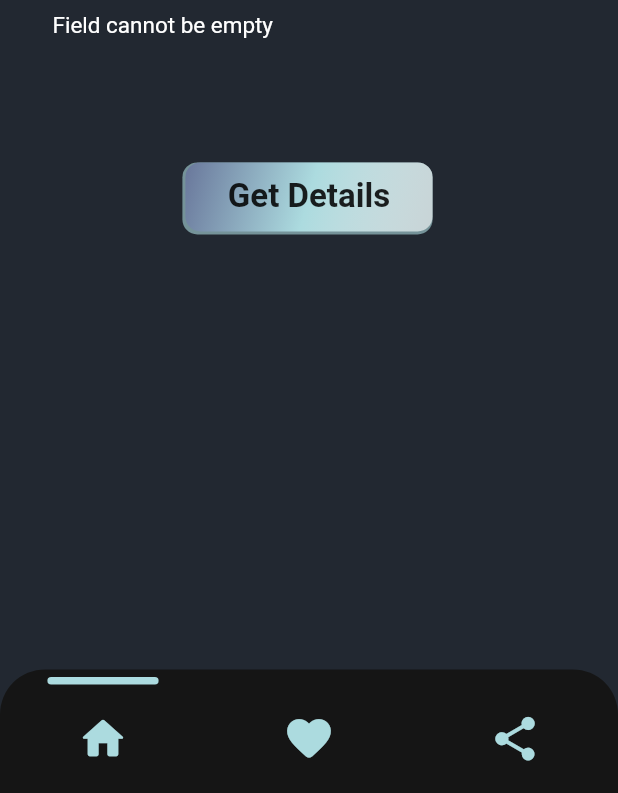
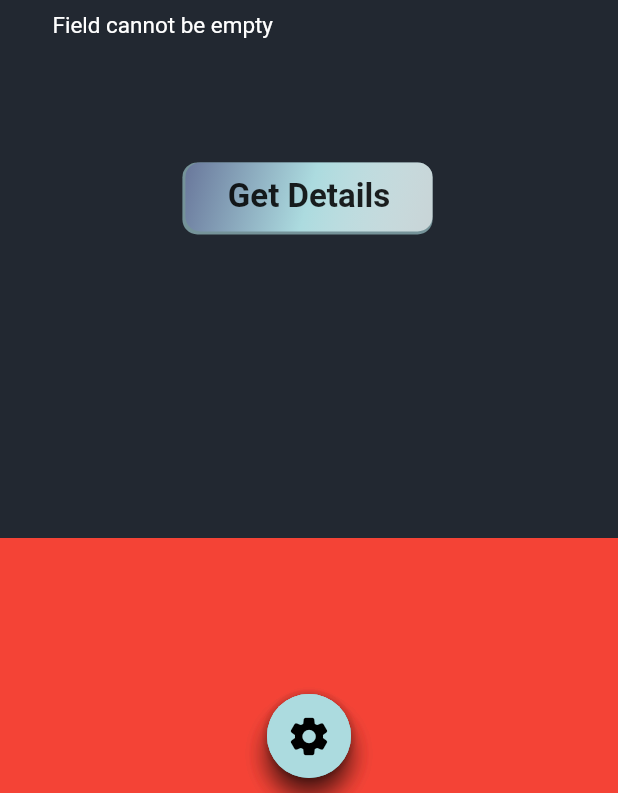
Before and after one commit to niloysikdar/CodeChef-Peek, a Flutter app: the screen it shows after launch, after a tap on "Get Details", on a phone screen of 412 x 824 dp, the part 443-1236 px from its top. Run offline on Flutter 3.47's test engine with Material 2 defaults, Android fonts, the phone set to English and light mode, and no system bars; our stand-ins replace animated_text_kit, percent_indicator.

Commit message:
Added RadialMenu and PageTransition

```diff
--- a/lib/screens/homepage.dart
+++ b/lib/screens/homepage.dart
@@ -3,9 +3,10 @@ import 'package:codechef/constants/colors.dart';
 import 'package:codechef/models/usermodel.dart';
 import 'package:codechef/screens/userscreen.dart';
 import 'package:codechef/services/getuser.dart';
+import 'package:codechef/services/transitions.dart';
 import 'package:codechef/services/validation.dart';
-import 'package:codechef/widgets/bottomnavbar.dart';
 import 'package:codechef/widgets/headerlogo.dart';
+import 'package:codechef/widgets/radial_menubar.dart';
 import 'package:flutter/material.dart';
 import 'package:http/http.dart' as http;
 
@@ -37,13 +38,14 @@ class _HomePageState extends State<HomePage> {
     return SafeArea(
       child: Scaffold(
         bottomNavigationBar: (!isSearching)
-            ? bottomNavbar(
-                context: context,
-                size: size,
-                isHomeActive: true,
-                isFavourite: false,
+            ? Container(
+                constraints: BoxConstraints(
+                  minHeight: 170,
+                ),
+                color: Colors.red,
+                child: RadialMenubar(),
               )
-            : Container(height: 0),
+            : null,
         body: Stack(
           children: [
             SingleChildScrollView(
@@ -258,11 +260,14 @@ getUser({
         UserModel userModel = await getValidUser(response);
         Navigator.push(
           context,
-          MaterialPageRoute(
-            builder: (context) => UserScreen(
-              userModel: userModel,
-            ),
+          SlideLeftRoute(
+            page: UserScreen(userModel: userModel),
           ),
+          // MaterialPageRoute(
+          //   builder: (context) => UserScreen(
+          //     userModel: userModel,
+          //   ),
+          // ),
         );
       } catch (e) {
         String res = await getInvalidUser(response);
--- /dev/null
+++ b/lib/services/transitions.dart
@@ -0,0 +1,27 @@
+import 'package:flutter/material.dart';
+
+class SlideLeftRoute extends PageRouteBuilder {
+  final Widget page;
+  SlideLeftRoute({this.page})
+      : super(
+          pageBuilder: (
+            BuildContext context,
+            Animation<double> animation,
+            Animation<double> secondaryAnimation,
+          ) =>
+              page,
+          transitionsBuilder: (
+            BuildContext context,
+            Animation<double> animation,
+            Animation<double> secondaryAnimation,
+            Widget child,
+          ) =>
+              SlideTransition(
+            position: Tween<Offset>(
+              begin: const Offset(1, 0),
+              end: Offset.zero,
+            ).animate(animation),
+            child: child,
+          ),
+        );
+}
--- /dev/null
+++ b/lib/widgets/radial_menubar.dart
@@ -0,0 +1,147 @@
+import 'package:flutter/material.dart';
+import 'dart:math';
+import 'package:vector_math/vector_math.dart' show radians;
+
+class RadialMenubar extends StatefulWidget {
+  @override
+  _RadialMenubarState createState() => _RadialMenubarState();
+}
+
+class _RadialMenubarState extends State<RadialMenubar>
+    with SingleTickerProviderStateMixin {
+  AnimationController controller;
+
+  void initState() {
+    super.initState();
+    controller = AnimationController(
+      duration: Duration(milliseconds: 900),
+      vsync: this,
+    );
+  }
+
+  @override
+  Widget build(BuildContext context) {
+    return RadialAnimation(controller: controller);
+  }
+}
+
+class RadialAnimation extends StatelessWidget {
+  RadialAnimation({Key key, this.controller})
+      : scale = Tween<double>(
+          begin: 1.0,
+          end: 0.0,
+        ).animate(
+          CurvedAnimation(
+            parent: controller,
+            curve: Curves.fastOutSlowIn,
+          ),
+        ),
+        translation = Tween<double>(
+          begin: 0.0,
+          end: 100.0,
+        ).animate(
+          CurvedAnimation(
+            parent: controller,
+            curve: Curves.easeInOutExpo,
+          ),
+        ),
+        rotation = Tween<double>(
+          begin: 0.0,
+          end: 360.0,
+        ).animate(
+          CurvedAnimation(
+            parent: controller,
+            curve: Interval(
+              0.3,
+              0.9,
+              curve: Curves.decelerate,
+            ),
+          ),
+        ),
+        super(key: key);
+
+  final AnimationController controller;
+  final Animation<double> scale;
+  final Animation<double> translation;
+  final Animation<double> rotation;
+
+  build(context) {
+    return AnimatedBuilder(
+      animation: controller,
+      builder: (context, builder) {
+        return Padding(
+          padding: const EdgeInsets.only(bottom: 10),
+          child: Stack(
+            alignment: Alignment.bottomCenter,
+            children: [
+              buildButton(
+                  angle: 200,
+                  icon: Icons.home_rounded,
+                  onPressed: () {
+                    print("Home");
+                  }),
+              buildButton(
+                  angle: 270,
+                  icon: Icons.favorite_rounded,
+                  onPressed: () {
+                    print("Fav");
+                  }),
+              buildButton(
+                  angle: 340,
+                  icon: Icons.share_rounded,
+                  onPressed: () {
+                    print("Share");
+                  }),
+              Transform.scale(
+                scale: scale.value - 1.0,
+                child: FloatingActionButton(
+                  child: Icon(
+                    Icons.close_rounded,
+                    size: 30,
+                  ),
+                  onPressed: _close,
+                ),
+              ),
+              Transform.scale(
+                scale: scale.value,
+                child: FloatingActionButton(
+                  child: Icon(
+                    Icons.settings_rounded,
+                    size: 30,
+                  ),
+                  onPressed: _open,
+                ),
+              ),
+            ],
+          ),
+        );
+      },
+    );
+  }
+
+  Widget buildButton(
+      {@required double angle,
+      @required IconData icon,
+      @required Function onPressed}) {
+    final double rad = radians(angle);
+    return Transform(
+      transform: Matrix4.identity()
+        ..translate(
+          (translation.value) * cos(rad),
+          (translation.value) * sin(rad),
+        ),
+      child: FloatingActionButton(
+        child: Icon(icon),
+        onPressed: onPressed,
+      ),
+    );
+  }
+
+  _open() {
+    controller.forward();
+  }
+
+  _close() {
+    controller.reverse();
+  }
+}
--- a/lib/widgets/ratingcard.dart
+++ b/lib/widgets/ratingcard.dart
@@ -40,7 +40,7 @@ Widget ratingCard({
                 isRepeatingAnimation: true,
                 pause: Duration(milliseconds: 2500),
                 repeatForever: false,
-                totalRepeatCount: 3,
+                totalRepeatCount: 2,
               ),
             ],
           ),
--- a/pubspec.yaml
+++ b/pubspec.yaml
@@ -1,6 +1,6 @@
 name: codechef
 description: A new Flutter project.
-publish_to: 'none'
+publish_to: "none"
 version: 1.0.0+1
 
 environment:
@@ -13,6 +13,7 @@ dependencies:
   http: ^0.12.2
   percent_indicator: ^3.0.1
   animated_text_kit: ^4.2.1
+  vector_math: ^2.1.0
 
 dev_dependencies:
   flutter_test:
@@ -25,7 +26,6 @@ flutter:
   assets:
     - assets/
 
-
   # fonts:
   #   - family: Schyler
   #     fonts:
```
Also changed, not shown: pubspec.lock, 1 other file.
